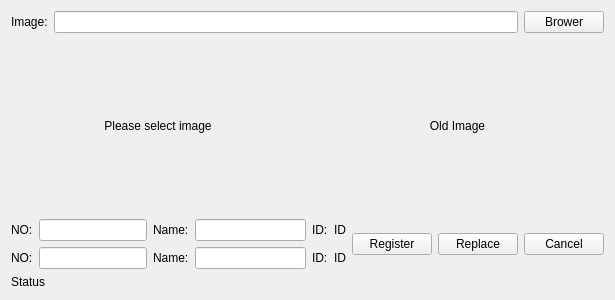
This is App/FrmRegisterImage.ui in KangLin/FaceRecognizer as Qt 5 draws it before an edit. The edited form follows.
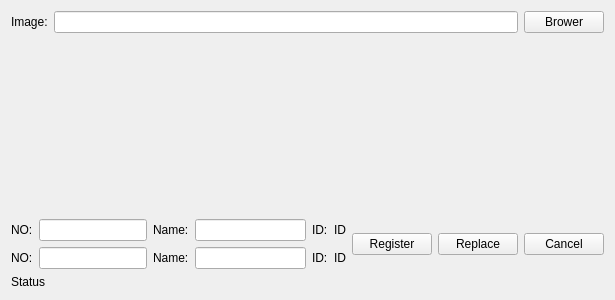
This is the edited form. Custom widgets are drawn as their Qt base class.

Commit message: Use CFrmDisplay display image

The edit to the form file:
```diff
--- a/App/FrmRegisterImage.ui
+++ b/App/FrmRegisterImage.ui
@@ -14,7 +14,7 @@
    <string>Register from image</string>
   </property>
   <layout class="QGridLayout" name="gridLayout">
-   <item row="0" column="0">
+   <item row="0" column="0" colspan="2">
     <layout class="QHBoxLayout" name="horizontalLayout">
      <item>
       <widget class="QLabel" name="label">
@@ -49,48 +49,26 @@
     </layout>
    </item>
    <item row="1" column="0">
-    <layout class="QHBoxLayout" name="horizontalLayout_5">
-     <item>
-      <widget class="QLabel" name="lbImage">
+    <widget class="CFrmDisplay" name="wgImage" native="true">
        <property name="sizePolicy">
         <sizepolicy hsizetype="Expanding" vsizetype="Expanding">
          <horstretch>0</horstretch>
          <verstretch>0</verstretch>
         </sizepolicy>
        </property>
-       <property name="text">
-        <string>Please select image</string>
-       </property>
-       <property name="scaledContents">
-        <bool>true</bool>
-       </property>
-       <property name="alignment">
-        <set>Qt::AlignCenter</set>
-       </property>
-      </widget>
-     </item>
-     <item>
-      <widget class="QLabel" name="lbOldImage">
+    </widget>
+   </item>
+   <item row="1" column="1">
+    <widget class="CFrmDisplay" name="wgOldImage" native="true">
        <property name="sizePolicy">
         <sizepolicy hsizetype="Expanding" vsizetype="Expanding">
          <horstretch>0</horstretch>
          <verstretch>0</verstretch>
         </sizepolicy>
        </property>
-       <property name="text">
-        <string>Old Image</string>
-       </property>
-       <property name="scaledContents">
-        <bool>true</bool>
-       </property>
-       <property name="alignment">
-        <set>Qt::AlignCenter</set>
-       </property>
-      </widget>
-     </item>
-    </layout>
-   </item>
-   <item row="2" column="0">
+    </widget>
+   </item>
+   <item row="2" column="0" colspan="2">
     <layout class="QHBoxLayout" name="horizontalLayout_4">
      <item>
       <layout class="QVBoxLayout" name="verticalLayout">
@@ -244,6 +222,14 @@
    </item>
   </layout>
  </widget>
+ <customwidgets>
+  <customwidget>
+   <class>CFrmDisplay</class>
+   <extends>QWidget</extends>
+   <header location="global">FrmDisplay.h</header>
+   <container>1</container>
+  </customwidget>
+ </customwidgets>
  <resources/>
  <connections/>
 </ui>
```
Lines whose indentation alone changed are shown as unchanged. The commit also changes 4 other files.
